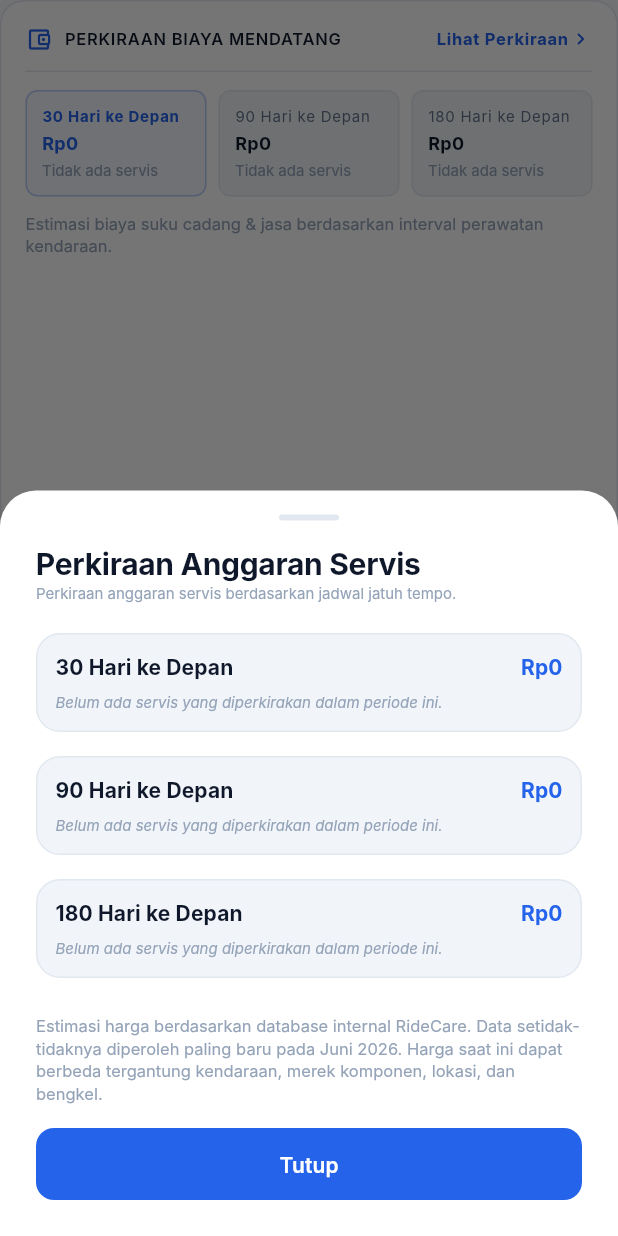
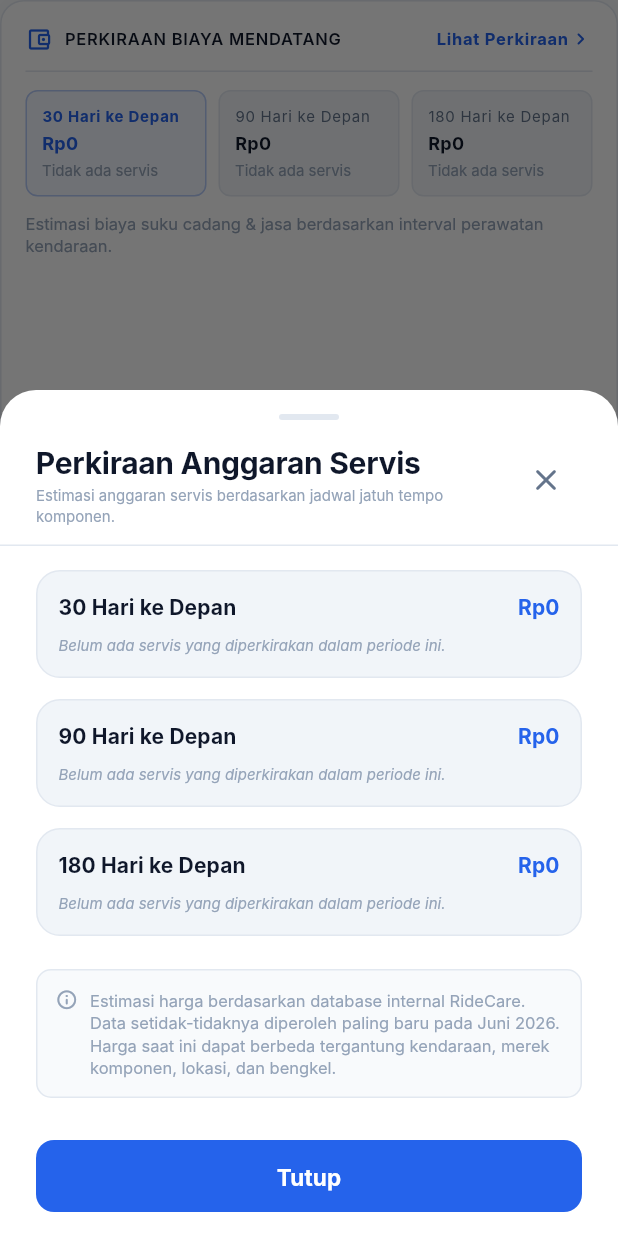
Before and after one commit to laomanda/deteksi-kendaraan, a Flutter app: the MaintenanceCostForecastCard widget shown alone on an empty page, opened directly with empty values, after a tap on "Lihat Perkiraan", on a phone screen of 412 x 824 dp. Run offline on Flutter 3.47's test engine with Material 3 defaults, Android fonts, the phone set to English and light mode, and no system bars; our stand-ins replace flutter_dotenv, flutter_local_notifications, flutter_map, flutter_riverpod, flutter_svg, geolocator and 8 more; accounts and stored records are empty; network calls fail; Roboto replaces fonts that are missing (Inter).

Commit message:
fix(ui): prevent modal bottom overflow in maintenance cost forecast sheet by adding height constraints and scroll view

```diff
--- a/lib/features/maintenance/presentation/widgets/maintenance_cost_forecast_card.dart
+++ b/lib/features/maintenance/presentation/widgets/maintenance_cost_forecast_card.dart
@@ -189,20 +189,28 @@ class MaintenanceCostForecastCard extends ConsumerWidget {
       isScrollControlled: true,
       backgroundColor: Colors.transparent,
       builder: (ctx) => Container(
+        constraints: BoxConstraints(
+          maxHeight: MediaQuery.of(ctx).size.height * 0.88,
+        ),
         decoration: const BoxDecoration(
           color: AppColors.surfaceWhite,
           borderRadius: AppSpacing.modalTopRadius,
-        ),
-        padding: const EdgeInsets.fromLTRB(
-          AppSpacing.space24,
-          AppSpacing.space16,
-          AppSpacing.space24,
-          AppSpacing.space24,
         ),
         child: SafeArea(
           top: false,
           child: Column(
             mainAxisSize: MainAxisSize.min,
+            crossAxisAlignment: CrossAxisAlignment.stretch,
+            children: [
+              // Header & Drag Handle (Fixed at top)
+              Padding(
+                padding: const EdgeInsets.fromLTRB(
+                  AppSpacing.space24,
+                  AppSpacing.space16,
+                  AppSpacing.space24,
+                  AppSpacing.space12,
+                ),
+                child: Column(
                   crossAxisAlignment: CrossAxisAlignment.stretch,
                   children: [
                     Center(
@@ -216,21 +224,57 @@ class MaintenanceCostForecastCard extends ConsumerWidget {
                       ),
                     ),
                     const SizedBox(height: 16),
+                    Row(
+                      mainAxisAlignment: MainAxisAlignment.spaceBetween,
+                      crossAxisAlignment: CrossAxisAlignment.start,
+                      children: [
+                        Expanded(
+                          child: Column(
+                            crossAxisAlignment: CrossAxisAlignment.start,
+                            children: [
                               Text(
                                 'Perkiraan Anggaran Servis',
                                 style: AppTypography.heading1.copyWith(fontSize: 20),
                               ),
+                              const SizedBox(height: 2),
                               Text(
-                'Perkiraan anggaran servis berdasarkan jadwal jatuh tempo.',
+                                'Estimasi anggaran servis berdasarkan jadwal jatuh tempo komponen.',
                                 style: AppTypography.captionSubtle,
                               ),
-              const SizedBox(height: 20),
+                            ],
+                          ),
+                        ),
+                        IconButton(
+                          onPressed: () => Navigator.pop(ctx),
+                          icon: const Icon(Icons.close_rounded, color: AppColors.textSecondary),
+                          padding: EdgeInsets.zero,
+                          constraints: const BoxConstraints(),
+                        ),
+                      ],
+                    ),
+                  ],
+                ),
+              ),
+              const Divider(height: 1, color: AppColors.borderSubtle),
+
+              // Scrollable Horizons List
+              Flexible(
+                child: SingleChildScrollView(
+                  padding: const EdgeInsets.fromLTRB(
+                    AppSpacing.space24,
+                    AppSpacing.space16,
+                    AppSpacing.space24,
+                    AppSpacing.space16,
+                  ),
+                  child: Column(
+                    crossAxisAlignment: CrossAxisAlignment.stretch,
+                    children: [
                       ...[30, 90, 180].map((days) {
                         final h = horizons[days];
                         return Padding(
-                  padding: const EdgeInsets.only(bottom: 16.0),
+                          padding: const EdgeInsets.only(bottom: 14.0),
                           child: Container(
-                    padding: const EdgeInsets.all(12),
+                            padding: const EdgeInsets.all(14),
                             decoration: BoxDecoration(
                               color: AppColors.surfaceSubtle,
                               borderRadius: AppSpacing.cardBorderRadius,
@@ -256,7 +300,7 @@ class MaintenanceCostForecastCard extends ConsumerWidget {
                                     ),
                                   ],
                                 ),
-                        const SizedBox(height: 6),
+                                const SizedBox(height: 8),
                                 if (h == null || h.items.isEmpty)
                                   Text(
                                     'Belum ada servis yang diperkirakan dalam periode ini.',
@@ -266,15 +310,24 @@ class MaintenanceCostForecastCard extends ConsumerWidget {
                                   )
                                 else
                                   ...h.items.map((it) => Padding(
-                                padding: const EdgeInsets.only(top: 4.0),
+                                        padding: const EdgeInsets.only(top: 5.0),
                                         child: Row(
                                           mainAxisAlignment:
                                               MainAxisAlignment.spaceBetween,
                                           children: [
-                                    Text('• ${it.componentName}',
-                                        style: AppTypography.bodySmall),
-                                    Text(it.formattedCompactRange,
-                                        style: AppTypography.captionBadge),
+                                            Expanded(
+                                              child: Text(
+                                                '• ${it.componentName}',
+                                                style: AppTypography.bodySmall,
+                                                maxLines: 1,
+                                                overflow: TextOverflow.ellipsis,
+                                              ),
+                                            ),
+                                            const SizedBox(width: 8),
+                                            Text(
+                                              it.formattedCompactRange,
+                                              style: AppTypography.captionBadge,
+                                            ),
                                           ],
                                         ),
                                       )),
@@ -284,20 +337,66 @@ class MaintenanceCostForecastCard extends ConsumerWidget {
                         );
                       }),
                       const SizedBox(height: 8),
-              Text(
+                      Container(
+                        padding: const EdgeInsets.all(12),
+                        decoration: BoxDecoration(
+                          color: AppColors.bgLight,
+                          borderRadius: BorderRadius.circular(10),
+                          border: Border.all(color: AppColors.borderSubtle),
+                        ),
+                        child: Row(
+                          crossAxisAlignment: CrossAxisAlignment.start,
+                          children: [
+                            const Icon(
+                              Icons.info_outline_rounded,
+                              size: 15,
+                              color: AppColors.textMuted,
+                            ),
+                            const SizedBox(width: 8),
+                            Expanded(
+                              child: Text(
                                 MaintenancePriceModel.priceDisclaimer,
                                 style: AppTypography.captionSubtle.copyWith(fontSize: 11),
                               ),
-              const SizedBox(height: 16),
-              ElevatedButton(
+                            ),
+                          ],
+                        ),
+                      ),
+                    ],
+                  ),
+                ),
+              ),
+
+              // Sticky Bottom Action Button
+              Padding(
+                padding: const EdgeInsets.fromLTRB(
+                  AppSpacing.space24,
+                  AppSpacing.space12,
+                  AppSpacing.space24,
+                  AppSpacing.space16,
+                ),
+                child: SizedBox(
+                  height: 48,
+                  child: ElevatedButton(
                     style: ElevatedButton.styleFrom(
                       backgroundColor: AppColors.primaryBlue,
+                      foregroundColor: Colors.white,
+                      elevation: 0,
                       shape: RoundedRectangleBorder(
                         borderRadius: AppSpacing.buttonBorderRadius,
                       ),
                     ),
                     onPressed: () => Navigator.pop(ctx),
-                child: const Text('Tutup', style: TextStyle(color: Colors.white)),
+                    child: const Text(
+                      'Tutup',
+                      style: TextStyle(
+                        color: Colors.white,
+                        fontWeight: FontWeight.bold,
+                        fontSize: 15,
+                      ),
+                    ),
+                  ),
+                ),
               ),
             ],
           ),
```
Lines whose indentation alone changed are shown as unchanged.
